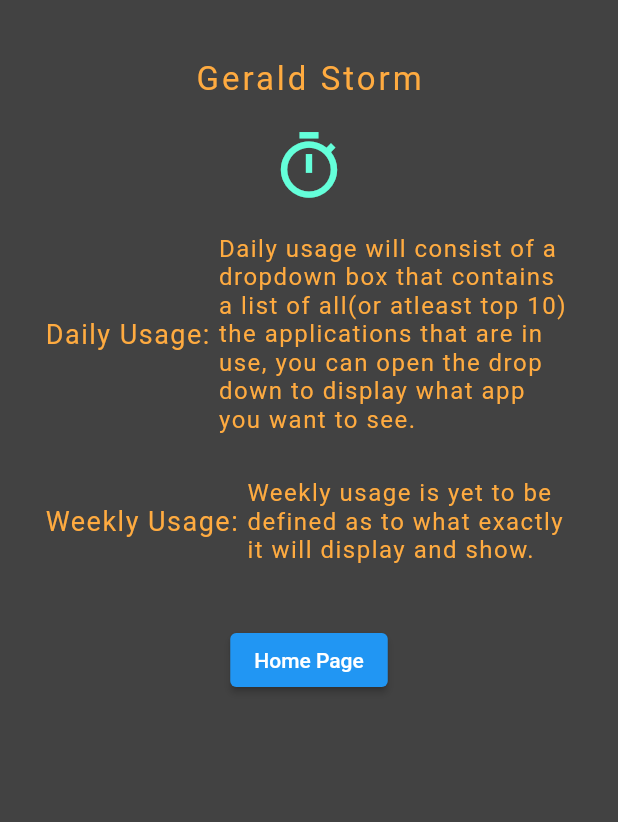
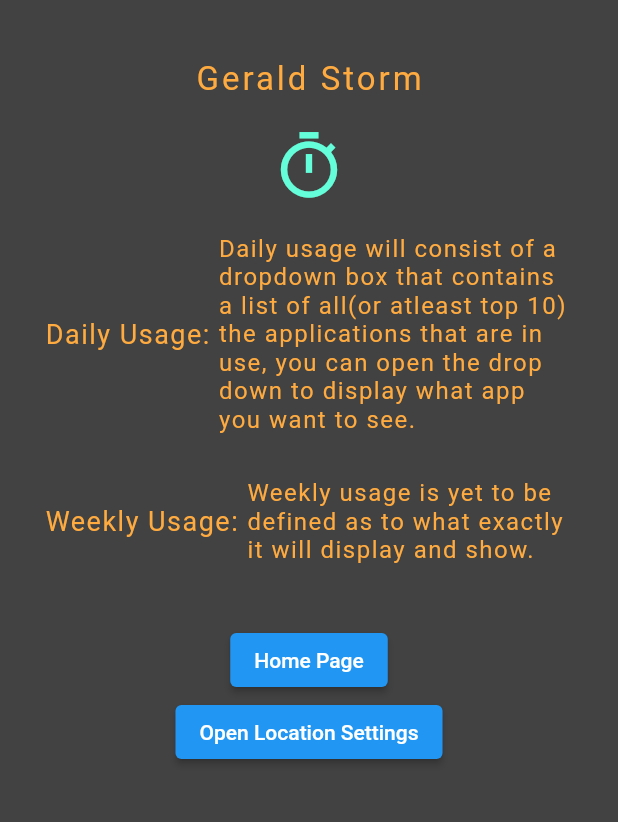
Before and after one commit to RPoolman/App-Usage, a Flutter app: the StatScreen screen opened directly, on a phone screen of 412 x 824 dp, the part 84-906 px from its top. Run offline on Flutter 3.47's test engine with Material 2 defaults, Android fonts, the phone set to English and light mode, and no system bars; missing offline and left inert: app_settings.

Commit message:
can access app settings
gotten the code yo open the device settings which is a step closer to pull the usage times that certain devices already save.

```diff
--- a/flutter_app/lib/Stats.dart
+++ b/flutter_app/lib/Stats.dart
@@ -1,4 +1,5 @@
 import 'package:flutter/material.dart';
+import 'package:app_settings/app_settings.dart';
 import 'main.dart';
 
 class StatScreen extends StatelessWidget {
@@ -88,6 +89,10 @@ class StatScreen extends StatelessWidget {
                     Navigator.pop(context);
                   },
                 ),
+                ElevatedButton(
+                  onPressed: () =>  AppSettings.openLocationSettings(),
+                  child: Text('Open Location Settings'),
+                ),
               ],
             ),
           ],
--- a/flutter_app/pubspec.yaml
+++ b/flutter_app/pubspec.yaml
@@ -23,7 +23,7 @@ environment:
 dependencies:
   flutter:
     sdk: flutter
-
+  app_settings: 4.0.4
 
   # The following adds the Cupertino Icons font to your application.
   # Use with the CupertinoIcons class for iOS style icons.
```
Also changed, not shown: flutter_app/lib/pullData.dart (added, +13 -0 lines), flutter_app/pubspec.lock.
